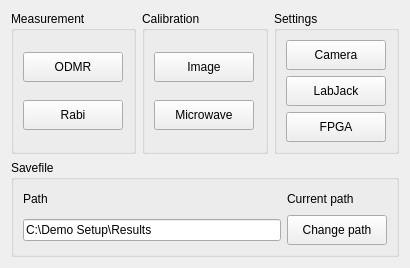
Qt form Gui/main.ui (treegem/DemoSetup) before a commit.
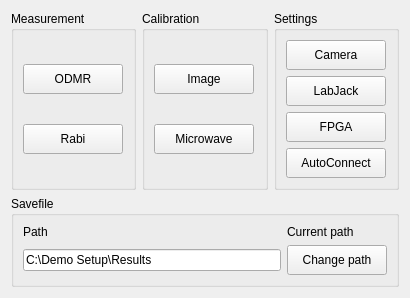
The same form after that commit.

Commit message: Implemented auto_connect.

Patch:
```diff
--- a/Gui/main.ui
+++ b/Gui/main.ui
@@ -7,7 +7,7 @@
     <x>0</x>
     <y>0</y>
     <width>410</width>
-    <height>268</height>
+    <height>272</height>
    </rect>
   </property>
   <property name="windowTitle">
@@ -126,6 +126,25 @@
           </property>
          </widget>
         </item>
+        <item>
+         <widget class="QPushButton" name="btn_auto_connect">
+          <property name="minimumSize">
+           <size>
+            <width>100</width>
+            <height>30</height>
+           </size>
+          </property>
+          <property name="maximumSize">
+           <size>
+            <width>100</width>
+            <height>100</height>
+           </size>
+          </property>
+          <property name="text">
+           <string>AutoConnect</string>
+          </property>
+         </widget>
+        </item>
        </layout>
       </widget>
      </item>
```
The commit also changes 1 other file.
